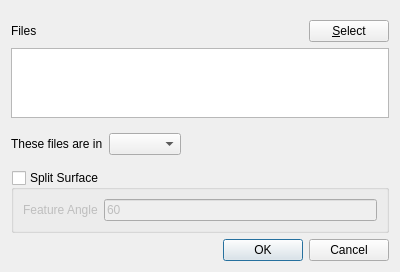
Qt form src/foammesh/view/geometry/geometry_import_dialog.ui (TheErevnaa/FoamMesh) before a commit.
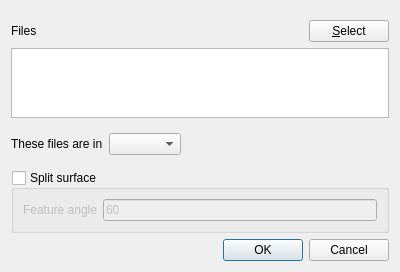
The same form after that commit.

Patch:
```diff
--- a/src/foammesh/view/geometry/geometry_import_dialog.ui
+++ b/src/foammesh/view/geometry/geometry_import_dialog.ui
@@ -111,7 +111,7 @@
    <item>
     <widget class="QGroupBox" name="splitSurface">
      <property name="title">
-      <string>Split Surface</string>
+      <string>Split surface</string>
      </property>
      <property name="checkable">
       <bool>true</bool>
@@ -123,7 +123,7 @@
       <item row="0" column="0">
        <widget class="QLabel" name="label_2">
         <property name="text">
-         <string>Feature Angle</string>
+         <string>Feature angle</string>
         </property>
        </widget>
       </item>
```
Left out of the diff: 2 changed lines with no effect on the pictures.
